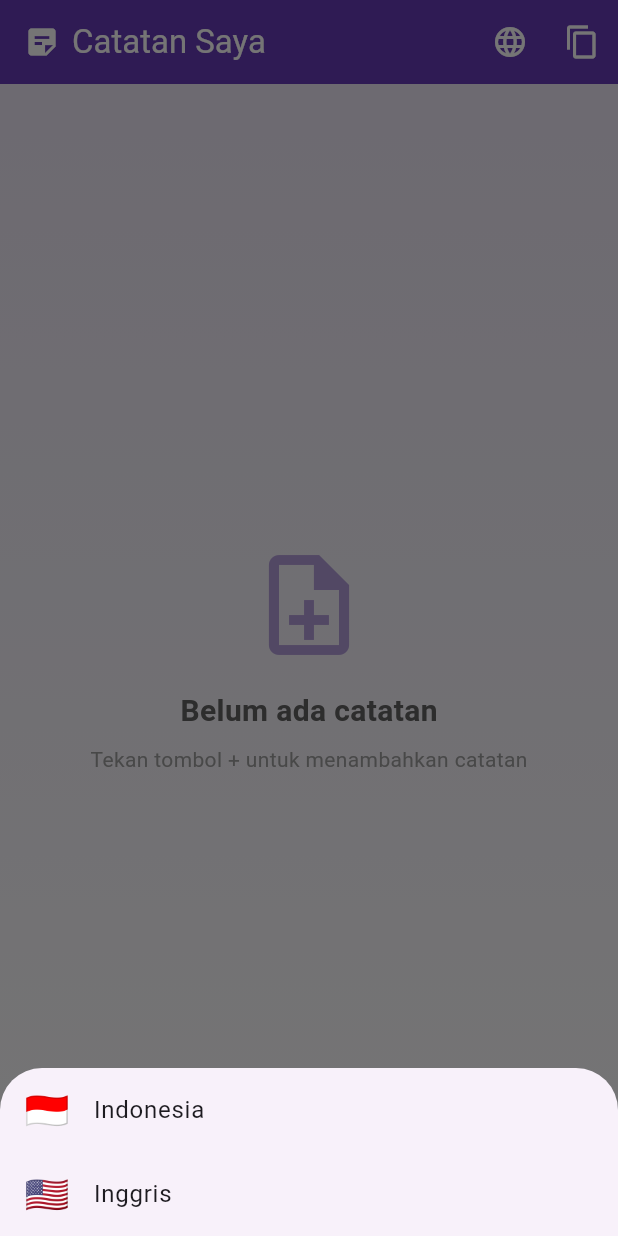
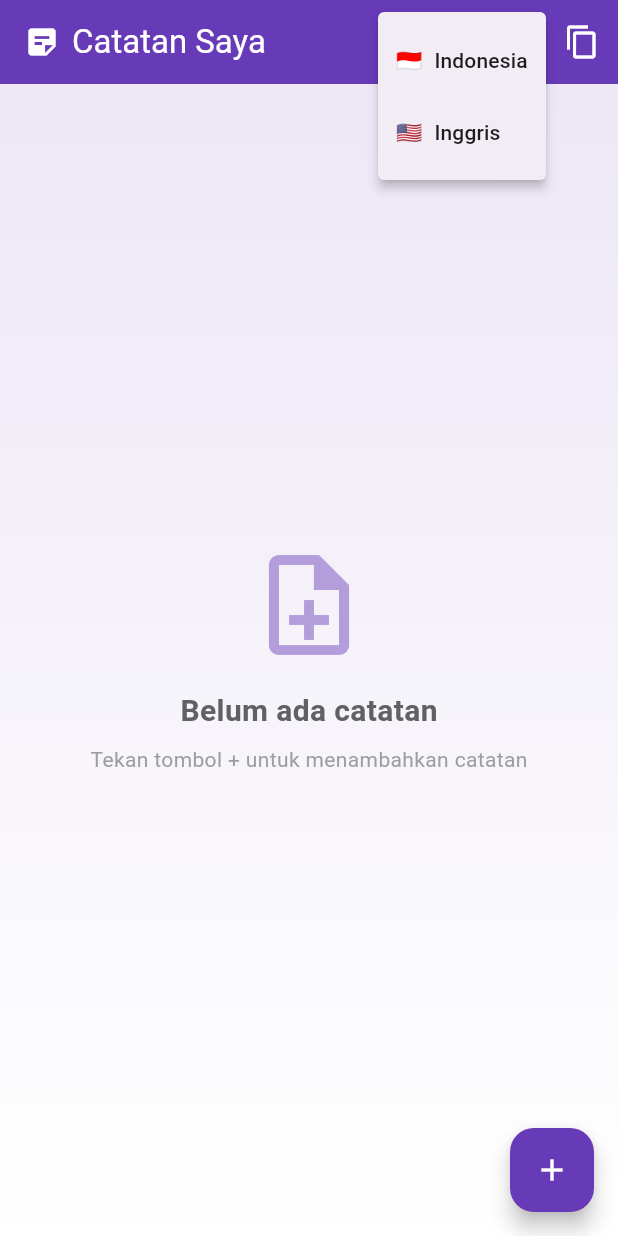
Before and after one commit to ramatullah12/PAB2, a Flutter app: the screen it shows after launch, after a tap on the "language" icon, on a phone screen of 412 x 824 dp. Run offline on Flutter 3.47's test engine with Material 3 defaults, Android fonts, the phone set to English and light mode, and no system bars; our stand-ins replace cloud_firestore, firebase_auth, firebase_core, firebase_database, firebase_messaging, flutter_local_notifications and 2 more; missing offline and left inert: nfc_manager; accounts and stored records are empty.

Commit message:
perubahan icon bottom untuk perubahan bahasa

```diff
--- a/notes/lib/screens/note_list_screen.dart
+++ b/notes/lib/screens/note_list_screen.dart
@@ -258,74 +258,50 @@ class _NoteListScreenState
           ],
         ),
         actions: [
-          IconButton(
+          PopupMenuButton<String>(
             icon:
                 const Icon(Icons.language),
             tooltip:
                 l10n.language,
-            onPressed: () {
-              showModalBottomSheet(
-                context: context,
-                builder: (context) {
-                  return SafeArea(
-                    child: Column(
-                      mainAxisSize:
-                          MainAxisSize.min,
+            onSelected: (value) async {
+              if (value == 'id') {
+                await MainApp.setLocale(
+                  const Locale('id'),
+                );
+              } else if (value == 'en') {
+                await MainApp.setLocale(
+                  const Locale('en'),
+                );
+              }
+            },
+            itemBuilder: (context) => [
+              PopupMenuItem<String>(
+                value: 'id',
+                child: Row(
                   children: [
-                        ListTile(
-                          leading:
-                              const Text(
-                            '🇮🇩',
-                            style: TextStyle(
-                              fontSize: 24,
-                            ),
-                          ),
-                          title: Text(
+                    const Text('🇮🇩'),
+                    const SizedBox(width: 8),
+                    Text(
                       l10n
                           .languageIndonesian,
                     ),
-                          onTap: () {
-                            MainApp.setLocale(
-                              const Locale(
-                                'id',
-                              ),
-                            );
-
-                            Navigator.pop(
-                              context,
-                            );
-                          },
-                        ),
-                        ListTile(
-                          leading:
-                              const Text(
-                            '🇺🇸',
-                            style: TextStyle(
-                              fontSize: 24,
+                  ],
                 ),
               ),
-                          title: Text(
+              PopupMenuItem<String>(
+                value: 'en',
+                child: Row(
+                  children: [
+                    const Text('🇺🇸'),
+                    const SizedBox(width: 8),
+                    Text(
                       l10n
                           .languageEnglish,
                     ),
-                          onTap: () {
-                            MainApp.setLocale(
-                              const Locale(
-                                'en',
+                  ],
                 ),
-                            );
-
-                            Navigator.pop(
-                              context,
-                            );
-                          },
               ),
             ],
-                    ),
-                  );
-                },
-              );
-            },
           ),
           IconButton(
             icon:
@@ -396,37 +372,8 @@ class _NoteListScreenState
 
             if (snapshot.hasError) {
               return Center(
-                child: Column(
-                  mainAxisAlignment:
-                      MainAxisAlignment
-                          .center,
-                  children: [
-                    Icon(
-                      Icons.error,
-                      size: 64,
-                      color:
-                          Colors.red.shade300,
-                    ),
-                    const SizedBox(
-                      height: 16,
-                    ),
-                    Text(
+                child: Text(
                   l10n.errorOccurred,
-                      style: TextStyle(
-                        fontSize: 18,
-                        color: Colors
-                            .grey.shade700,
-                      ),
-                    ),
-                    const SizedBox(
-                      height: 8,
-                    ),
-                    Text(
-                      '${snapshot.error}',
-                      textAlign:
-                          TextAlign.center,
-                    ),
-                  ],
                 ),
               );
             }
@@ -609,9 +556,7 @@ class _NoteListScreenState
                     const Spacer(),
                     IconButton(
                       onPressed: () =>
-                          _editNote(
-                        note,
-                      ),
+                          _editNote(note),
                       icon: const Icon(
                         Icons.edit,
                       ),
@@ -620,9 +565,7 @@ class _NoteListScreenState
                     ),
                     IconButton(
                       onPressed: () =>
-                          _deleteNote(
-                        note,
-                      ),
+                          _deleteNote(note),
                       icon: const Icon(
                         Icons.delete,
                       ),
```
Also changed, not shown: notes/screnchoot/perubahan_bahasa/image.png. Lines whose indentation alone changed are shown as unchanged.
